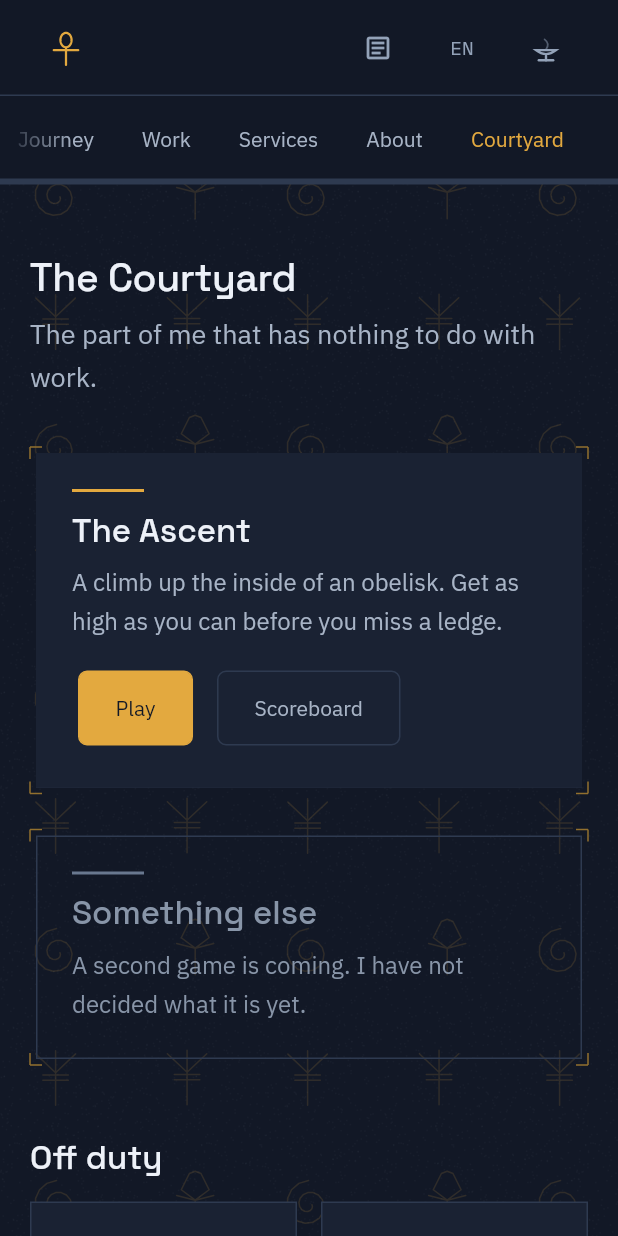
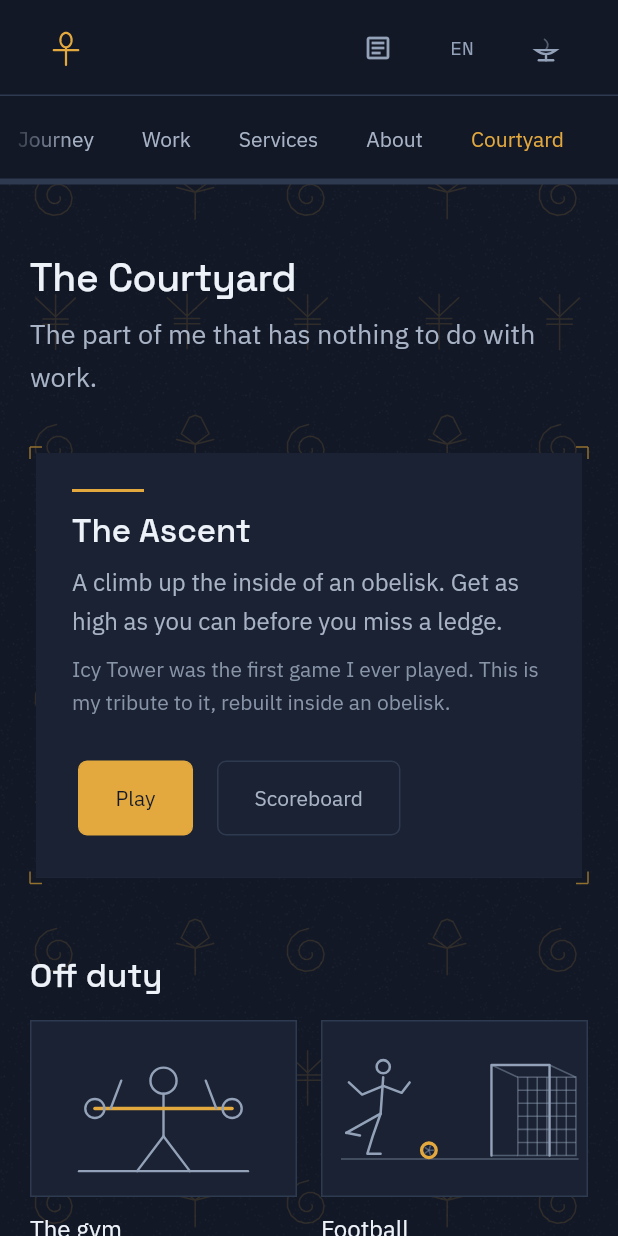
Before and after one commit to Asherbinyy/asherbinyy.github.io, a Flutter app: the CourtyardScreen screen opened by its route, on a phone screen of 412 x 824 dp. Run offline on Flutter 3.47's test engine with Material 3 defaults, Android fonts, the phone set to English and light mode, and no system bars; our stand-ins replace audioplayers, flutter_riverpod, freezed_annotation, go_router, material_ui, riverpod_annotation and 2 more; missing offline and left inert: dart:js_interop, dart:ui_web; accounts and stored records are empty; generated files the repository leaves out were written again; network calls fail; statements that could not run were skipped; project files that could hold a hidden picture were left out.

Commit message:
feat(courtyard): the climb says where it comes from, and the shelf loses its placeholder
The panel for an undecided second game is gone. The Ascent runs the full width
with a still of a fresh run beside it, and says it is a tribute to Icy Tower,
the owner's first game. Adds this branch's tokens and strings (Arabic literal
English until translated).

Co-Authored-By: Claude Opus 5.5 <noreply@anthropic.com>

```diff
--- a/lib/app/l10n/app_ar.arb
+++ b/lib/app/l10n/app_ar.arb
@@ -230,6 +230,7 @@
   "courtyardHeading": "الفناء",
   "courtyardIntro": "الجانب الذي لا علاقة له بالعمل.",
   "courtyardGamePitch": "صعود داخل مسلّة. اصعد أعلى ما تستطيع قبل أن تخطئ حافة.",
+  "courtyardGameInspiration": "Icy Tower was the first game I ever played. This is my tribute to it, rebuilt inside an obelisk.",
   "courtyardPlay": "العب",
   "ascentRestart": "إعادة",
   "ascentSoundOn": "تشغيل الصوت",
@@ -249,8 +250,6 @@
   "workFilterApps": "التطبيقات",
   "workFilterWriting": "الكتابة",
   "courtyardScoreboard": "لوحة النتائج",
-  "courtyardNextHeading": "شيء آخر",
-  "courtyardNextBody": "لعبة ثانية في الطريق. لم أقرّر بعد ما هي.",
   "offDutyBy": "لـ {name}",
   "workOpenApp": "افتح {app}",
   "workShotOf": "لقطة {index} من {total} من {app}",
@@ -461,5 +460,14 @@
   },
   "profileSkills": "Skills",
   "profileLearning": "Currently learning",
-  "profileTools": "Tools I use"
+  "profileTools": "Tools I use",
+  "heroSceneSunset": "Let the sun set",
+  "heroSceneSunrise": "Bring the sun up",
+  "aboutFlowLife": "Life",
+  "aboutFlowStudy": "Study",
+  "aboutFlowCode": "Code",
+  "aboutFlowApps": "Build apps",
+  "aboutFlowAutomate": "Automate",
+  "aboutFlowGym": "Gym",
+  "aboutFlowLabel": "My loop: life, study, code, build apps, automate, gym, and round again."
 }
--- a/lib/app/l10n/app_en.arb
+++ b/lib/app/l10n/app_en.arb
@@ -487,6 +487,10 @@
   "@courtyardGamePitch": {
     "description": "The line offering the climb before it is started"
   },
+  "courtyardGameInspiration": "Icy Tower was the first game I ever played. This is my tribute to it, rebuilt inside an obelisk.",
+  "@courtyardGameInspiration": {
+    "description": "Courtyard: where the climb comes from, in the owner's words"
+  },
   "courtyardPlay": "Play",
   "@courtyardPlay": {
     "description": "Starts the climb"
@@ -564,14 +568,6 @@
   "courtyardScoreboard": "Scoreboard",
   "@courtyardScoreboard": {
     "description": "Opens the climb leaderboard from the courtyard"
-  },
-  "courtyardNextHeading": "Something else",
-  "@courtyardNextHeading": {
-    "description": "Heading of the placeholder panel for a future game"
-  },
-  "courtyardNextBody": "A second game is coming. I have not decided what it is yet.",
-  "@courtyardNextBody": {
-    "description": "Says a second game is planned but undecided"
   },
   "offDutyBy": "by {name}",
   "@offDutyBy": {
@@ -955,5 +951,41 @@
   },
   "@profileTools": {
     "description": "Owner-requested content label; Arabic copy review pending."
+  },
+  "heroSceneSunset": "Let the sun set",
+  "@heroSceneSunset": {
+    "description": "The sun in the hero picture, as a control: switches to the dark theme"
+  },
+  "heroSceneSunrise": "Bring the sun up",
+  "@heroSceneSunrise": {
+    "description": "The moon in the hero picture, as a control: switches to the light theme"
+  },
+  "aboutFlowLife": "Life",
+  "@aboutFlowLife": {
+    "description": "About life loop: the trigger node, drawn with the ankh"
+  },
+  "aboutFlowStudy": "Study",
+  "@aboutFlowStudy": {
+    "description": "About life loop: a step"
+  },
+  "aboutFlowCode": "Code",
+  "@aboutFlowCode": {
+    "description": "About life loop: a step"
+  },
+  "aboutFlowApps": "Build apps",
+  "@aboutFlowApps": {
+    "description": "About life loop: a step"
+  },
+  "aboutFlowAutomate": "Automate",
+  "@aboutFlowAutomate": {
+    "description": "About life loop: a step"
+  },
+  "aboutFlowGym": "Gym",
+  "@aboutFlowGym": {
+    "description": "About life loop: a step"
+  },
+  "aboutFlowLabel": "My loop: life, study, code, build apps, automate, gym, and round again.",
+  "@aboutFlowLabel": {
+    "description": "About life loop: what a screen reader hears for the whole animation"
   }
 }
--- a/lib/features/courtyard/presentation/courtyard_screen.dart
+++ b/lib/features/courtyard/presentation/courtyard_screen.dart
@@ -7,11 +7,12 @@ import 'package:flutter_riverpod/flutter_riverpod.dart';
 import 'package:nocturne/app/l10n/localizations_context.dart';
 import 'package:nocturne/app/theme/tokens.dart';
 import 'package:nocturne/app/theme/typography.dart';
+import 'package:nocturne/core/painting/ascent_painter.dart';
 import 'package:nocturne/core/platform/platform_scope.dart';
 import 'package:nocturne/core/widgets/beacon_button.dart';
-import 'package:nocturne/core/widgets/even_grid.dart';
 import 'package:nocturne/core/widgets/instrument_panel.dart';
 import 'package:nocturne/features/about/presentation/widgets/interests_grid.dart';
+import 'package:nocturne/features/courtyard/game/domain/ascent_world.dart';
 import 'package:nocturne/features/courtyard/game/presentation/ascent_stage.dart';
 import 'package:nocturne/features/courtyard/game/presentation/widgets/leaderboard_panel.dart';
 
@@ -64,18 +65,12 @@ class _CourtyardScreenState extends ConsumerState<CourtyardScreen> {
           // The climb opens full screen rather than unfolding inside the page.
           // A game embedded in a document competes with it for the keyboard,
           // for the width, and for the reader's attention, and loses all three.
-          // Two halves. The climb had the page to itself and used about half
-          // of it, which left a large empty right-hand side the owner asked to
-          // fill; the second panel is honest about being empty rather than
-          // pretending the shelf is full.
-          EvenGrid(
-            minTileWidth: Tokens.courtyardPanelWidth,
-            spacing: tokens.space24,
-            children: [
+          //
+          // The whole width, like the section under it. It used to share a
+          // row with a panel announcing a second game nobody had decided on;
+          // the owner asked for that to go, and a half-width panel beside
+          // nothing is the ragged edge he asked every page to lose.
           _GameInvitation(onPlay: () => AscentStage.open(context)),
-              const _ComingSoon(),
-            ],
-          ),
           SizedBox(height: tokens.space48),
           const InterestsGrid(),
         ],
@@ -96,10 +91,7 @@ class _GameInvitation extends StatelessWidget {
     final type = context.type;
     final l10n = context.l10n;
 
-    return InstrumentPanel(
-      fill: tokens.surface,
-      padding: EdgeInsets.all(tokens.space24),
-      child: Column(
+    final invitation = Column(
       crossAxisAlignment: CrossAxisAlignment.start,
       mainAxisSize: MainAxisSize.min,
       children: [
@@ -118,11 +110,17 @@ class _GameInvitation extends StatelessWidget {
             style: type.body.copyWith(color: tokens.textSecondary),
           ),
         ),
-          // Pushes the two controls to the bottom of whichever panel is
-          // taller, so they sit on one line across the pair instead of
-          // wherever each panel's prose happens to end.
-          const Spacer(),
-          SizedBox(height: tokens.space16),
+        SizedBox(height: tokens.space8),
+        // Where the climb comes from, in the owner's words. Muted: it is
+        // the story behind the game, not the offer to play it.
+        ConstrainedBox(
+          constraints: BoxConstraints(maxWidth: type.measureFor(type.body)),
+          child: Text(
+            l10n.courtyardGameInspiration,
+            style: type.bodyS.copyWith(color: tokens.textMuted),
+          ),
+        ),
+        SizedBox(height: tokens.space24),
         Wrap(
           spacing: tokens.space8,
           runSpacing: tokens.space8,
@@ -139,6 +137,26 @@ class _GameInvitation extends StatelessWidget {
           ],
         ),
       ],
+    );
+
+    return InstrumentPanel(
+      fill: tokens.surface,
+      padding: EdgeInsets.all(tokens.space24),
+      child: LayoutBuilder(
+        builder: (context, constraints) {
+          // Below this the still would squeeze the copy into a column too
+          // narrow for a sentence, so a phone gets the words and the buttons.
+          if (constraints.maxWidth < Tokens.mediumBreakpoint) {
+            return invitation;
+          }
+          return Row(
+            children: [
+              Expanded(flex: 3, child: invitation),
+              SizedBox(width: tokens.space32),
+              const Expanded(flex: 2, child: _ClimbStill()),
+            ],
+          );
+        },
       ),
     );
   }
@@ -172,43 +190,45 @@ class _GameInvitation extends StatelessWidget {
   }
 }
 
-/// The shelf beside the climb, kept honestly empty.
+/// The first moment of a climb, drawn by the game's own painter.
 ///
-/// The owner wants a second game and has not decided what it is. A panel that
-/// says so is better than a gap, and much better than inventing a placeholder
-/// game to fill it: the courtyard is the one page on this site that is allowed
-/// to be unfinished out loud.
-class _ComingSoon extends StatelessWidget {
-  const _ComingSoon();
+/// It shows what the Play button leads to -- the shaft, the ledges, the
+/// climber on the floor -- without starting anything: one frame of a fresh
+/// run, painted once and never animated, so it costs nothing while a visitor
+/// reads. Decorative; the panel's heading and buttons carry the meaning.
+class _ClimbStill extends StatelessWidget {
+  const _ClimbStill();
+
+  /// A fixed seed, so the still is the same climb on every visit.
+  static final AscentWorld _world = AscentWorld.seeded(
+    best: 0,
+    isPractice: true,
+    seed: Tokens.courtyardStillSeed,
+  );
 
   @override
   Widget build(BuildContext context) {
     final tokens = context.tokens;
-    final type = context.type;
-    final l10n = context.l10n;
-
-    return InstrumentPanel(
-      padding: EdgeInsets.all(tokens.space24),
-      child: Column(
-        crossAxisAlignment: CrossAxisAlignment.start,
-        mainAxisSize: MainAxisSize.min,
-        children: [
-          SizedBox(
-            width: tokens.space48,
-            height: tokens.hairlineWidth * 2,
-            child: ColoredBox(color: tokens.instrumentDim),
+    return ExcludeSemantics(
+      child: SizedBox(
+        height: Tokens.courtyardStillHeight,
+        child: ClipRect(
+          child: CustomPaint(
+            painter: AscentPainter(
+              world: _world,
+              entrance: 1,
+              stone: tokens.instrument,
+              cracked: tokens.instrumentDim,
+              gold: tokens.beacon,
+              glow: tokens.beaconGlow,
+              wall: tokens.hairline,
+              chamber: tokens.surfaceRaised,
+              pier: tokens.void_,
+              strokeWidth: tokens.hairlineWidth,
+              isReducedMotion: true,
             ),
-          SizedBox(height: tokens.space12),
-          Text(
-            l10n.courtyardNextHeading,
-            style: type.heading.copyWith(color: tokens.textMuted),
           ),
-          SizedBox(height: tokens.space8),
-          Text(
-            l10n.courtyardNextBody,
-            style: type.body.copyWith(color: tokens.textMuted),
         ),
-        ],
       ),
     );
   }
```
Also changed, not shown: lib/app/theme/tokens.dart (+72 -2 lines), 1 other file. Lines whose indentation alone changed are shown as unchanged.
